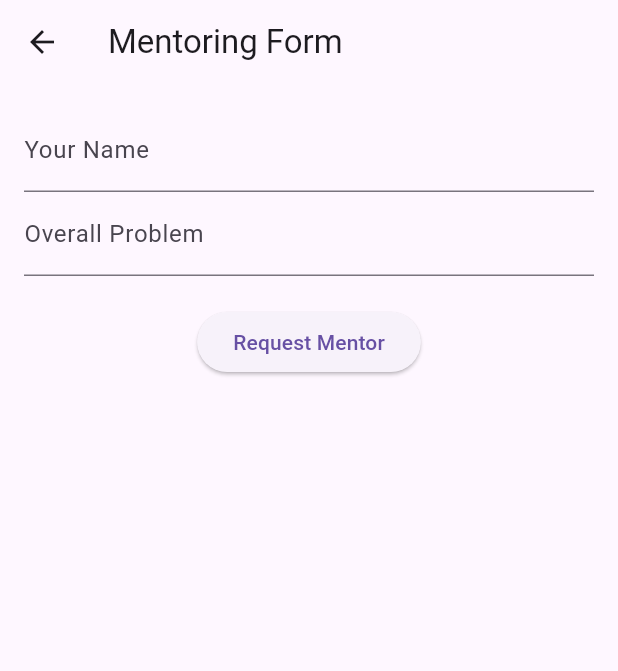
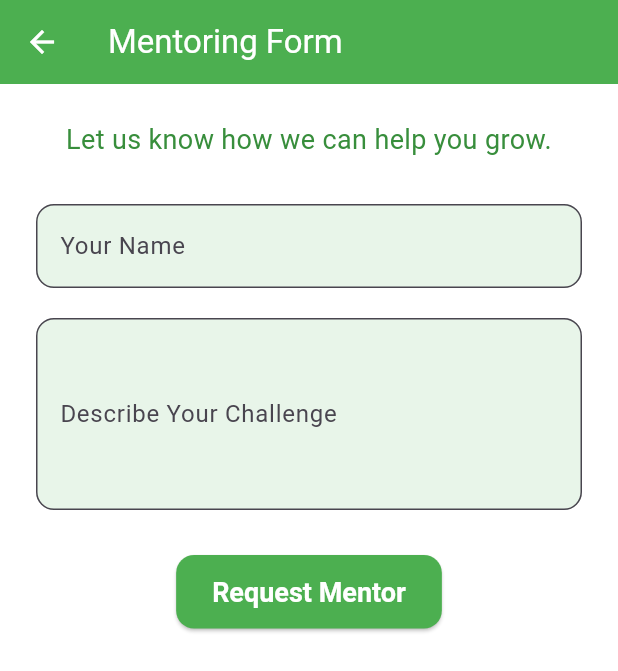
Before and after one commit to nehalsayyed/androidApp, a Flutter app: the screen it shows after launch, after a tap on "Mentoring", on a phone screen of 412 x 824 dp. Shown: the top 671 px of the screen. Run offline on Flutter 3.47's test engine with Material 3 defaults, Android fonts, the phone set to English and light mode, and no system bars.

Commit message:
Enhance UI with theme and layout improvements
Updated UI elements and improved layout for better user experience. Added themes and enhanced button styles.

```diff
--- a/lib/main.dart
+++ b/lib/main.dart
@@ -7,6 +7,28 @@ class MindConnectApp extends StatelessWidget {
   Widget build(BuildContext context) {
     return MaterialApp(
       title: 'MindConnect',
+      theme: ThemeData(
+        primarySwatch: Colors.green,
+        scaffoldBackgroundColor: Colors.white,
+        appBarTheme: AppBarTheme(
+          backgroundColor: Colors.green,
+          foregroundColor: Colors.white,
+        ),
+        elevatedButtonTheme: ElevatedButtonThemeData(
+          style: ElevatedButton.styleFrom(
+            backgroundColor: Colors.green,
+            foregroundColor: Colors.white,
+            padding: EdgeInsets.symmetric(horizontal: 24, vertical: 14),
+            textStyle: TextStyle(fontSize: 18, fontWeight: FontWeight.bold),
+            shape: RoundedRectangleBorder(borderRadius: BorderRadius.circular(12)),
+          ),
+        ),
+        inputDecorationTheme: InputDecorationTheme(
+          border: OutlineInputBorder(borderRadius: BorderRadius.circular(12)),
+          filled: true,
+          fillColor: Colors.green.shade50,
+        ),
+      ),
       home: SelectionScreen(),
     );
   }
@@ -16,24 +38,38 @@ class SelectionScreen extends StatelessWidget {
   @override
   Widget build(BuildContext context) {
     return Scaffold(
-      appBar: AppBar(title: Text('Choose Your Path')),
+      appBar: AppBar(title: Text('Gebby MindConnect')),
       body: Center(
+        child: SingleChildScrollView(
           child: Column(
             mainAxisAlignment: MainAxisAlignment.center,
+            crossAxisAlignment: CrossAxisAlignment.center,
             children: [
-            ElevatedButton(
-              child: Text('Mentoring'),
+              Icon(Icons.psychology, size: 80, color: Colors.green),
+              SizedBox(height: 20),
+              Text(
+                'Welcome to MindConnect',
+                style: TextStyle(fontSize: 24, fontWeight: FontWeight.bold, color: Colors.green[800]),
+                textAlign: TextAlign.center,
+              ),
+              SizedBox(height: 40),
+              ElevatedButton.icon(
+                icon: Icon(Icons.school),
+                label: Text('Mentoring'),
                 onPressed: () {
                   Navigator.push(context, MaterialPageRoute(builder: (_) => MentoringForm()));
                 },
               ),
-            ElevatedButton(
-              child: Text('Counseling'),
+              SizedBox(height: 20),
+              ElevatedButton.icon(
+                icon: Icon(Icons.favorite),
+                label: Text('Counseling'),
                 onPressed: () {
                   Navigator.push(context, MaterialPageRoute(builder: (_) => CounselingForm()));
                 },
               ),
             ],
+          ),
         ),
       ),
     );
@@ -48,13 +84,27 @@ class MentoringForm extends StatelessWidget {
   Widget build(BuildContext context) {
     return Scaffold(
       appBar: AppBar(title: Text('Mentoring Form')),
-      body: Padding(
-        padding: EdgeInsets.all(16),
+      body: SingleChildScrollView(
+        padding: EdgeInsets.all(24),
         child: Column(
           children: [
-            TextField(controller: nameController, decoration: InputDecoration(labelText: 'Your Name')),
-            TextField(controller: problemController, decoration: InputDecoration(labelText: 'Overall Problem')),
+            Text(
+              'Let us know how we can help you grow.',
+              style: TextStyle(fontSize: 18, color: Colors.green[700]),
+              textAlign: TextAlign.center,
+            ),
+            SizedBox(height: 30),
+            TextField(
+              controller: nameController,
+              decoration: InputDecoration(labelText: 'Your Name'),
+            ),
             SizedBox(height: 20),
+            TextField(
+              controller: problemController,
+              decoration: InputDecoration(labelText: 'Describe Your Challenge'),
+              maxLines: 4,
+            ),
+            SizedBox(height: 30),
             ElevatedButton(
               child: Text('Request Mentor'),
               onPressed: () {
@@ -80,12 +130,19 @@ class _CounselingFormState extends State<CounselingForm> {
   Widget build(BuildContext context) {
     return Scaffold(
       appBar: AppBar(title: Text('Counseling Form')),
-      body: Padding(
-        padding: EdgeInsets.all(16),
+      body: SingleChildScrollView(
+        padding: EdgeInsets.all(24),
         child: Column(
           children: [
-            DropdownButton<String>(
+            Text(
+              'Choose the issue you need help with:',
+              style: TextStyle(fontSize: 18, color: Colors.green[700]),
+              textAlign: TextAlign.center,
+            ),
+            SizedBox(height: 30),
+            DropdownButtonFormField<String>(
               value: selectedIssue,
+              decoration: InputDecoration(labelText: 'Issue Type'),
               items: ['Relationship', 'Career', 'Other']
                   .map((issue) => DropdownMenuItem(value: issue, child: Text(issue)))
                   .toList(),
@@ -95,7 +152,7 @@ class _CounselingFormState extends State<CounselingForm> {
                 });
               },
             ),
-            SizedBox(height: 20),
+            SizedBox(height: 30),
             ElevatedButton(
               child: Text('Request Counselor'),
               onPressed: () {
```
Lines whose indentation alone changed are shown as unchanged.
